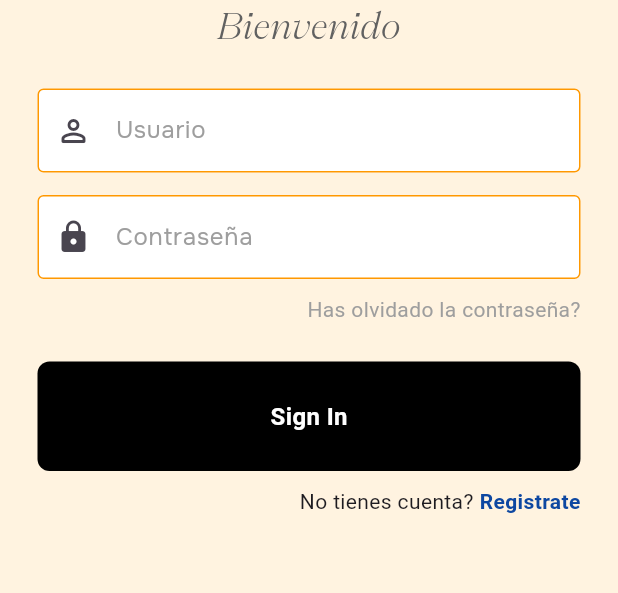
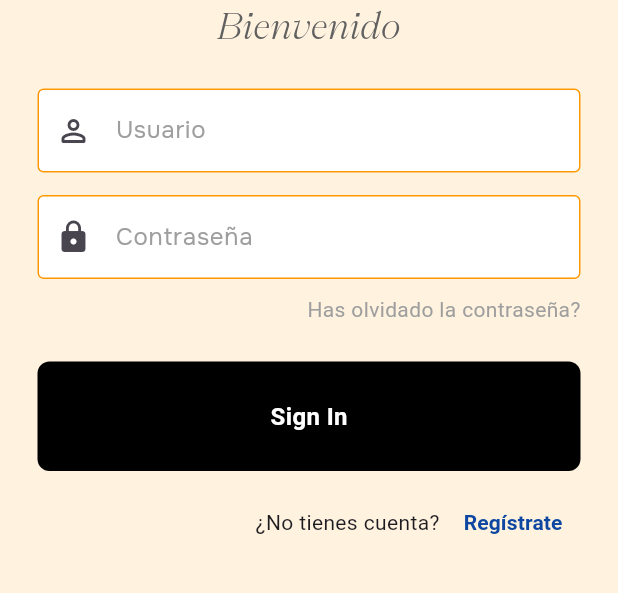
Before and after one commit to Nightmear696/Flutter_Abalit, a Flutter app: the screen it shows after launch, on a phone screen of 412 x 824 dp, the part 300-893 px from its top. Run offline on Flutter 3.47's test engine with Material 3 defaults, Android fonts, the phone set to English and light mode, and no system bars.

Commit message:
version 1.1

```diff
--- a/lib/pages/login_page.dart
+++ b/lib/pages/login_page.dart
@@ -1,6 +1,7 @@
 import 'package:flutter/material.dart';
 import 'package:flutter_marti_lopez_entrga_final_abalit/components/my_button.dart';
 import 'package:flutter_marti_lopez_entrga_final_abalit/components/my_textfield.dart';
+import 'package:flutter_marti_lopez_entrga_final_abalit/pages/register_page.dart';
 
 class LoginPage extends StatelessWidget {
   LoginPage({super.key});
@@ -68,15 +69,31 @@ class LoginPage extends StatelessWidget {
               SizedBox(height: 10,),
 
               Padding(
-                padding: const EdgeInsets.symmetric(horizontal: 25),
-                child: Row(
-                  mainAxisAlignment: MainAxisAlignment.end,
-                  children: [
-                  Text("No tienes cuenta?"),
-                  const SizedBox(width: 4,),
-                  Text("Registrate",style: TextStyle(color: Colors.blue[900],fontWeight: FontWeight.bold),)
-                ],),
-              )
+  padding: const EdgeInsets.symmetric(horizontal: 25),
+  child: Row(
+    mainAxisAlignment: MainAxisAlignment.end,
+    children: [
+      Text("¿No tienes cuenta?"),
+      const SizedBox(width: 4),
+      TextButton(
+        onPressed: () {
+          // Navegación a la pantalla de registro
+          Navigator.push(
+            context,
+            MaterialPageRoute(builder: (context) => RegisterPage()),
+          );
+        },
+        child: Text(
+          "Regístrate",
+          style: TextStyle(
+            color: Colors.blue[900],
+            fontWeight: FontWeight.bold,
+          ),
+        ),
+      ),
+    ],
+  ),
+)
             ],
           ),
         ),
```
Also changed, not shown: lib/pages/register_page.dart (added, +108 -0 lines).
